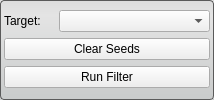
The window that src/Interface/ToolInterface/ConnectedComponentFilterInterface.ui (SCIInstitute/Seg3D) describes before a commit, drawn with Qt 5.
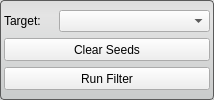
The same window after the commit.

```diff
--- a/src/Interface/ToolInterface/ConnectedComponentFilterInterface.ui
+++ b/src/Interface/ToolInterface/ConnectedComponentFilterInterface.ui
@@ -83,6 +83,12 @@
        <verstretch>0</verstretch>
       </sizepolicy>
      </property>
+     <property name="maximumSize">
+      <size>
+       <width>16777215</width>
+       <height>23</height>
+      </size>
+     </property>
      <property name="text">
       <string>Clear Seeds</string>
      </property>
@@ -96,6 +102,12 @@
        <verstretch>0</verstretch>
       </sizepolicy>
      </property>
+     <property name="maximumSize">
+      <size>
+       <width>16777215</width>
+       <height>23</height>
+      </size>
+     </property>
      <property name="text">
       <string>Run Filter</string>
      </property>
```
Left out of the diff: 6 changed lines with no effect on the pictures.
